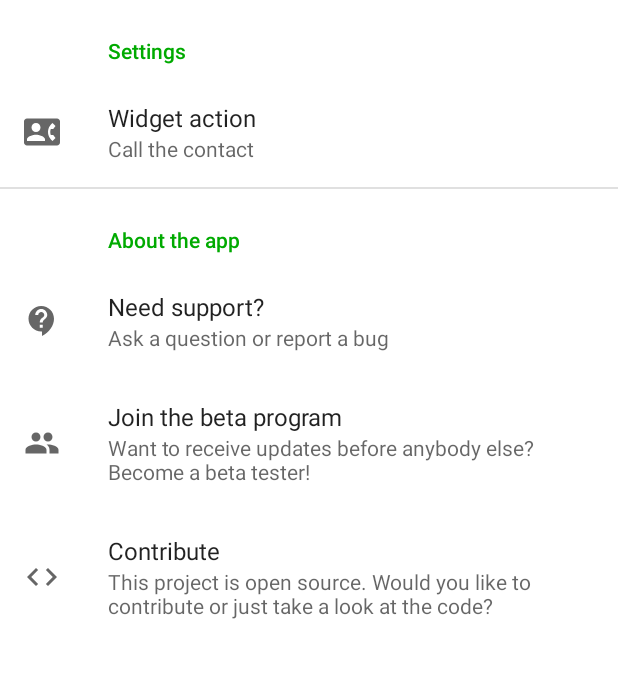
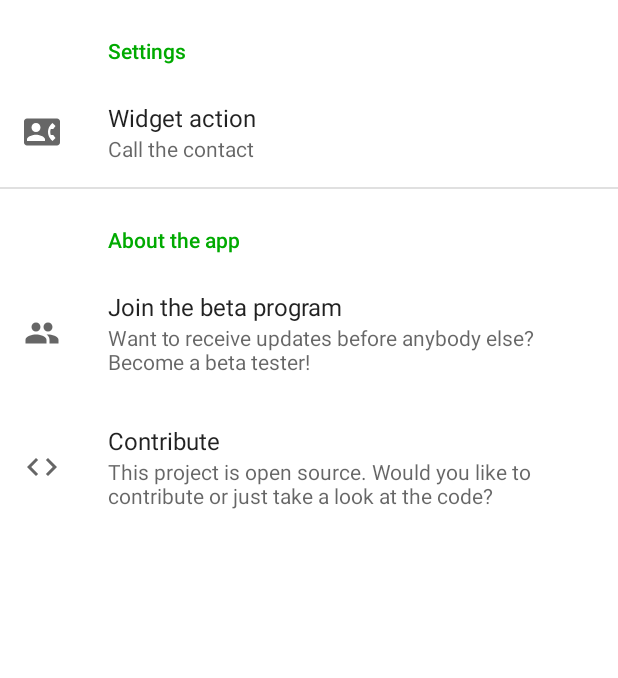
Before and after one commit to fpalonso/direct-call-widget, an Android app: the screen it shows after launch (SettingsActivity), on a phone screen of 412 x 824 dp, the part 84-762 px from its top. Run offline under Robolectric (Android 15) with nearby library versions, the phone set to English and light mode, and no system bars; our stand-ins replace androidx.preference.

Commit message:
Remove support option from Settings

```diff
--- a/app/src/main/res/values/strings.xml
+++ b/app/src/main/res/values/strings.xml
@@ -1,6 +1,6 @@
 <!--
   ~ Direct Call Widget - The widget that makes contacts accessible
-  ~ Copyright (C) 2020 Fer P. A.
+  ~ Copyright (C) 2024 Fer P. A.
   ~
   ~ This program is free software: you can redistribute it and/or modify
   ~ it under the terms of the GNU General Public License as published by
@@ -51,9 +51,6 @@
     <string name="pref_onTap_value_call">"1"</string>
     <string name="pref_onTap_default">@string/pref_onTap_value_call</string>
     <string name="pref_cat_about">About the app</string>
-    <string name="pref_support_key" translatable="false">pref_support</string>
-    <string name="pref_support_title">Need support?</string>
-    <string name="pref_support_summary">Ask a question or report a bug</string>
     <string name="pref_become_btester_key" translatable="false">pref_btester</string>
     <string name="pref_become_btester_title">Join the beta program</string>
     <string name="pref_become_btester_summary">Want to receive updates before anybody else? Become a beta tester!</string>
--- a/app/src/main/res/xml/preferences.xml
+++ b/app/src/main/res/xml/preferences.xml
@@ -1,6 +1,6 @@
 <?xml version="1.0" encoding="utf-8"?><!--
   ~ Direct Call Widget - The widget that makes contacts accessible
-  ~ Copyright (C) 2020 Fer P. A.
+  ~ Copyright (C) 2024 Fer P. A.
   ~
   ~ This program is free software: you can redistribute it and/or modify
   ~ it under the terms of the GNU General Public License as published by
@@ -32,11 +32,6 @@
     </PreferenceCategory>
     <PreferenceCategory android:title="@string/pref_cat_about">
         <Preference
-            android:icon="@drawable/ic_support"
-            android:key="@string/pref_support_key"
-            android:summary="@string/pref_support_summary"
-            android:title="@string/pref_support_title" />
-        <Preference
             android:icon="@drawable/ic_beta"
             android:key="@string/pref_become_btester_key"
             android:summary="@string/pref_become_btester_summary"
```
Also changed, not shown: app/src/main/java/com/blaxsoftware/directcallwidget/SettingsActivity.java (+0 -8 lines), 2 other files.
